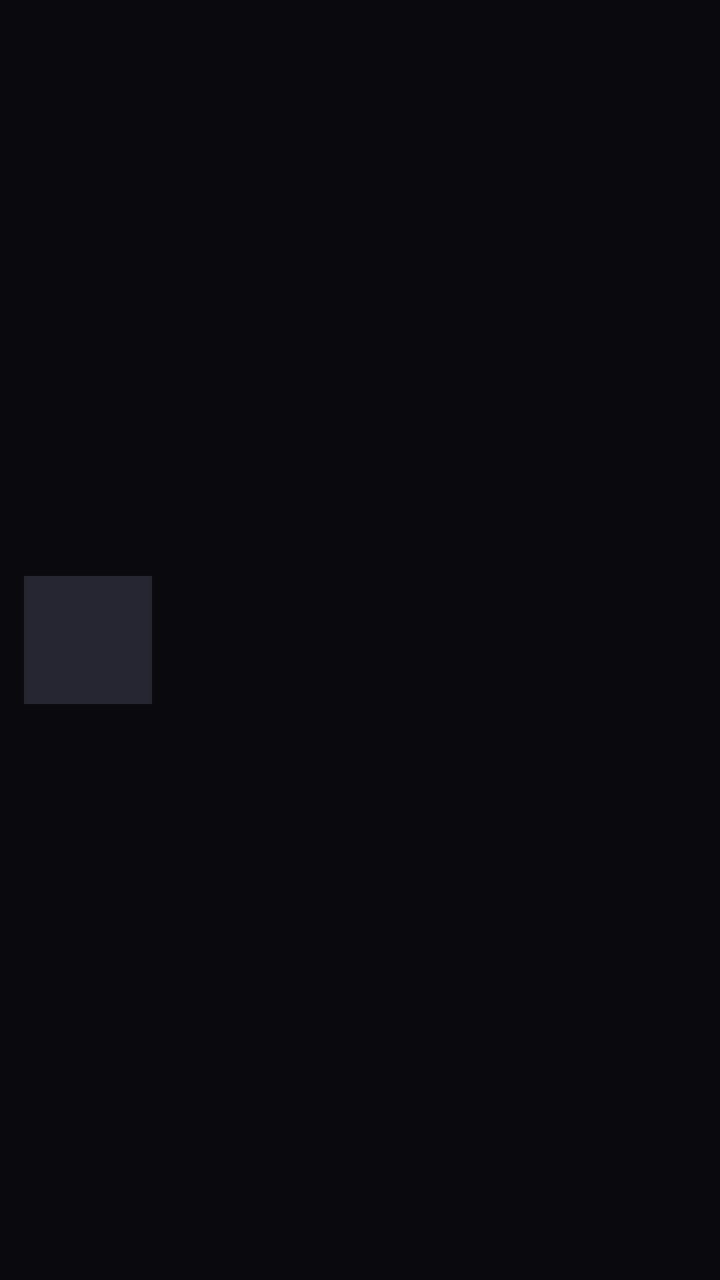
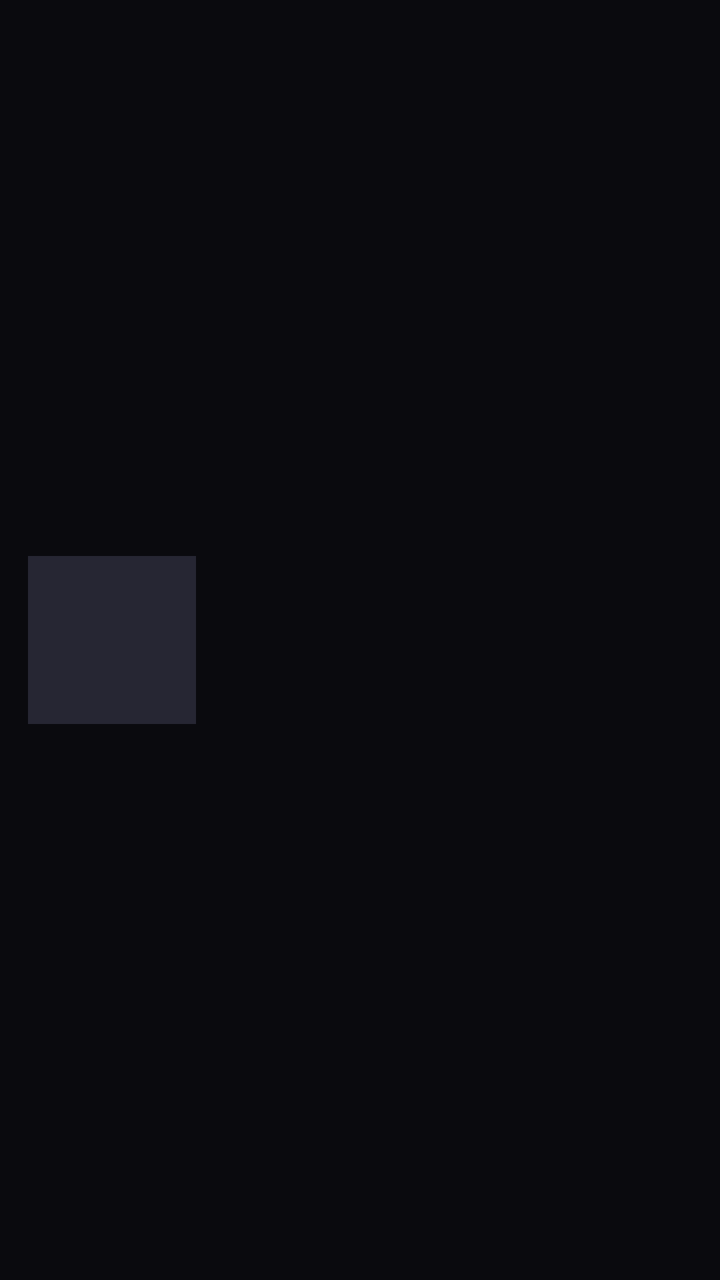

Screens rendered from an Android XML layout before and after an edit, with the pre-edit source and the edit as a unified diff.
<!-- AndroidManifest.xml: application theme AppTheme -->
<!-- res/layout/row_folder.xml -->
<?xml version="1.0" encoding="utf-8"?>
<LinearLayout xmlns:android="http://schemas.android.com/apk/res/android"
    android:layout_width="match_parent"
    android:layout_height="wrap_content"
    android:orientation="horizontal"
    android:gravity="center_vertical"
    android:paddingTop="12dp"
    android:paddingBottom="12dp"
    android:paddingLeft="12dp"
    android:paddingRight="12dp">

    <ImageView
        android:id="@+id/folThumb"
        android:layout_width="64dp"
        android:layout_height="64dp"
        android:scaleType="centerCrop"
        android:background="@color/surface2"
        android:layout_marginRight="14dp"/>

    <LinearLayout
        android:layout_width="0dp"
        android:layout_height="wrap_content"
        android:layout_weight="1"
        android:orientation="vertical">

        <TextView
            android:id="@+id/folName"
            android:layout_width="match_parent"
            android:layout_height="wrap_content"
            android:textColor="@color/text"
            android:textSize="18sp"
            android:textStyle="bold"
            android:singleLine="true"
            android:ellipsize="end"/>

        <TextView
            android:id="@+id/folCount"
            android:layout_width="match_parent"
            android:layout_height="wrap_content"
            android:textColor="@color/muted"
            android:textSize="13sp"
            android:singleLine="true"
            android:ellipsize="end"/>
    </LinearLayout>
</LinearLayout>
<!-- resources referenced by this layout -->
<resources>
  <color name="muted">#8B8B9A</color>
  <color name="surface2">#262633</color>
  <color name="text">#F4F4F8</color>
  <style name="AppTheme" parent="@android:style/Theme.Holo.NoActionBar">
          <item name="android:windowBackground">@color/bg</item>
      </style>
  <color name="bg">#0A0A0E</color>
</resources>

<!-- the commit's change to res/layout/row_folder.xml (unified diff, before → after) -->
@@ -4,18 +4,18 @@
     android:layout_height="wrap_content"
     android:orientation="horizontal"
     android:gravity="center_vertical"
-    android:paddingTop="12dp"
-    android:paddingBottom="12dp"
-    android:paddingLeft="12dp"
-    android:paddingRight="12dp">
+    android:paddingTop="16dp"
+    android:paddingBottom="16dp"
+    android:paddingLeft="14dp"
+    android:paddingRight="14dp">
 
     <ImageView
         android:id="@+id/folThumb"
-        android:layout_width="64dp"
-        android:layout_height="64dp"
+        android:layout_width="84dp"
+        android:layout_height="84dp"
         android:scaleType="centerCrop"
         android:background="@color/surface2"
-        android:layout_marginRight="14dp"/>
+        android:layout_marginRight="16dp"/>
 
     <LinearLayout
         android:layout_width="0dp"
@@ -28,7 +28,7 @@
             android:layout_width="match_parent"
             android:layout_height="wrap_content"
             android:textColor="@color/text"
-            android:textSize="18sp"
+            android:textSize="20sp"
             android:textStyle="bold"
             android:singleLine="true"
             android:ellipsize="end"/>
@@ -38,7 +38,7 @@
             android:layout_width="match_parent"
             android:layout_height="wrap_content"
             android:textColor="@color/muted"
-            android:textSize="13sp"
+            android:textSize="14sp"
             android:singleLine="true"
             android:ellipsize="end"/>
     </LinearLayout>
